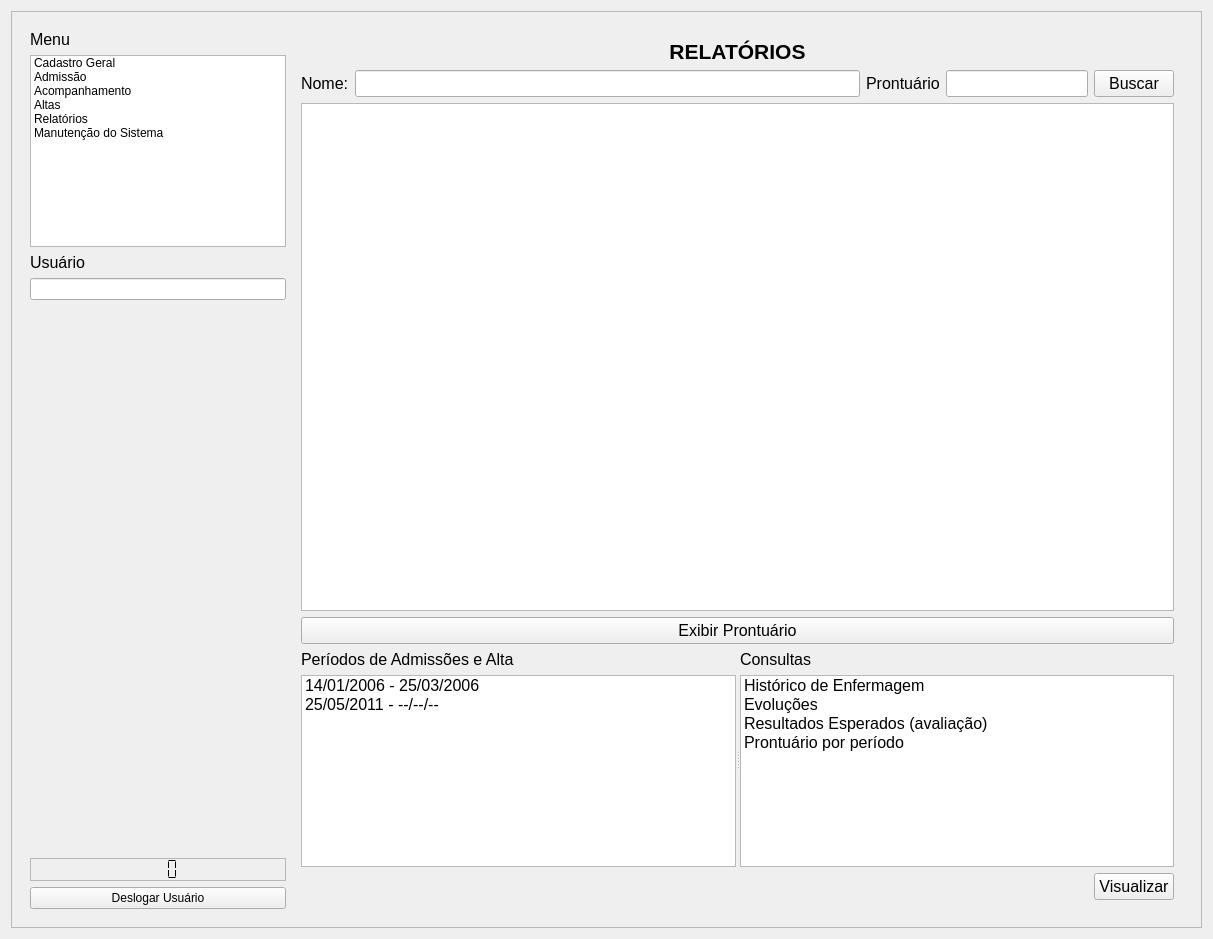
Qt form GUI/PrincipalForm.ui (LCapanelli/RP3) before a commit.
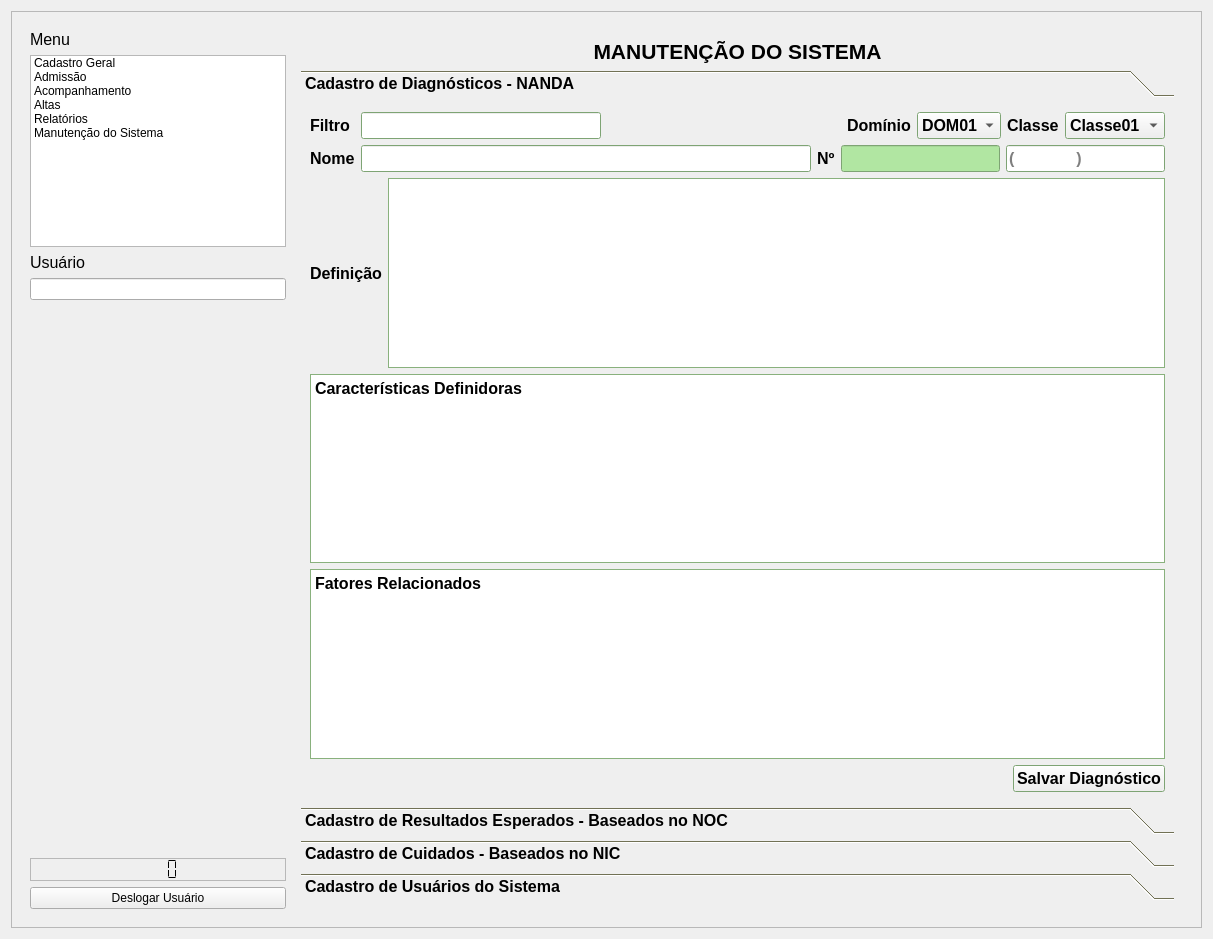
The same form after that commit. The open tabs and pages were chosen to show the change.

Commit message: move some part of interface to separate class.

```diff
--- a/GUI/PrincipalForm.ui
+++ b/GUI/PrincipalForm.ui
@@ -3533,172 +3533,6 @@
              </item>
             </layout>
            </widget>
-           <widget class="QWidget" name="page_14">
-            <layout class="QGridLayout" name="gridLayout_27">
-             <item row="0" column="0">
-              <widget class="QLabel" name="label_relatorios_2">
-               <property name="text">
-                <string>&lt;!DOCTYPE HTML PUBLIC &quot;-//W3C//DTD HTML 4.0//EN&quot; &quot;http://www.w3.org/TR/REC-html40/strict.dtd&quot;&gt;
-&lt;html&gt;&lt;head&gt;&lt;meta name=&quot;qrichtext&quot; content=&quot;1&quot; /&gt;&lt;style type=&quot;text/css&quot;&gt;
-p, li { white-space: pre-wrap; }
-&lt;/style&gt;&lt;/head&gt;&lt;body style=&quot; font-family:'MS Shell Dlg 2'; font-size:8.25pt; font-weight:400; font-style:normal;&quot;&gt;
-&lt;p align=&quot;center&quot; style=&quot; margin-top:0px; margin-bottom:0px; margin-left:0px; margin-right:0px; -qt-block-indent:0; text-indent:0px;&quot;&gt;&lt;span style=&quot; font-family:'Droid Sans'; font-size:16pt; font-weight:600;&quot;&gt;RELATÓRIOS&lt;/span&gt;&lt;/p&gt;&lt;/body&gt;&lt;/html&gt;</string>
-               </property>
-              </widget>
-             </item>
-             <item row="1" column="0">
-              <layout class="QHBoxLayout" name="horizontalLayout_131">
-               <item>
-                <widget class="QLabel" name="label_nomeP_8">
-                 <property name="text">
-                  <string>Nome:</string>
-                 </property>
-                 <property name="buddy">
-                  <cstring>lineEdit_nomeP_3</cstring>
-                 </property>
-                </widget>
-               </item>
-               <item>
-                <widget class="QLineEdit" name="lineEdit_nomeP_6"/>
-               </item>
-               <item>
-                <widget class="QLabel" name="label_prontP_10">
-                 <property name="text">
-                  <string>Prontuário</string>
-                 </property>
-                 <property name="buddy">
-                  <cstring>lineEdit_prontP_6</cstring>
-                 </property>
-                </widget>
-               </item>
-               <item>
-                <widget class="QLineEdit" name="lineEdit_prontP_12">
-                 <property name="sizePolicy">
-                  <sizepolicy hsizetype="Minimum" vsizetype="Fixed">
-                   <horstretch>0</horstretch>
-                   <verstretch>0</verstretch>
-                  </sizepolicy>
-                 </property>
-                </widget>
-               </item>
-               <item>
-                <widget class="QPushButton" name="pushButton_buscaP_2">
-                 <property name="text">
-                  <string>Buscar</string>
-                 </property>
-                </widget>
-               </item>
-              </layout>
-             </item>
-             <item row="2" column="0">
-              <widget class="QListView" name="listView_listaPacientes_10"/>
-             </item>
-             <item row="3" column="0">
-              <widget class="QPushButton" name="pushButton_exbePront_2">
-               <property name="text">
-                <string>Exibir Prontuário</string>
-               </property>
-              </widget>
-             </item>
-             <item row="4" column="0">
-              <widget class="QSplitter" name="splitter_10">
-               <property name="orientation">
-                <enum>Qt::Horizontal</enum>
-               </property>
-               <widget class="QWidget" name="layoutWidget_133">
-                <layout class="QVBoxLayout" name="verticalLayout_17">
-                 <item>
-                  <widget class="QLabel" name="label_periodosAdmissaoAlta_2">
-                   <property name="text">
-                    <string>Períodos de Admissões e Alta</string>
-                   </property>
-                   <property name="buddy">
-                    <cstring>listWidget_listaAdm</cstring>
-                   </property>
-                  </widget>
-                 </item>
-                 <item>
-                  <widget class="QListWidget" name="listWidget_listaAdm_2">
-                   <item>
-                    <property name="text">
-                     <string>14/01/2006 - 25/03/2006</string>
-                    </property>
-                   </item>
-                   <item>
-                    <property name="text">
-                     <string>25/05/2011 - --/--/--</string>
-                    </property>
-                   </item>
-                  </widget>
-                 </item>
-                </layout>
-               </widget>
-               <widget class="QWidget" name="layoutWidget_134">
-                <layout class="QVBoxLayout" name="verticalLayout_18">
-                 <item>
-                  <widget class="QLabel" name="label_consultasAdm_2">
-                   <property name="text">
-                    <string>Consultas</string>
-                   </property>
-                   <property name="buddy">
-                    <cstring>listWidget_listaConsultas</cstring>
-                   </property>
-                  </widget>
-                 </item>
-                 <item>
-                  <widget class="QListWidget" name="listWidget_listaConsultas_2">
-                   <item>
-                    <property name="text">
-                     <string>Histórico de Enfermagem</string>
-                    </property>
-                   </item>
-                   <item>
-                    <property name="text">
-                     <string>Evoluções</string>
-                    </property>
-                   </item>
-                   <item>
-                    <property name="text">
-                     <string>Resultados Esperados (avaliação)</string>
-                    </property>
-                   </item>
-                   <item>
-                    <property name="text">
-                     <string>Prontuário por período</string>
-                    </property>
-                   </item>
-                  </widget>
-                 </item>
-                </layout>
-               </widget>
-              </widget>
-             </item>
-             <item row="5" column="0">
-              <layout class="QHBoxLayout" name="horizontalLayout_132">
-               <item>
-                <spacer name="horizontalSpacer_7">
-                 <property name="orientation">
-                  <enum>Qt::Horizontal</enum>
-                 </property>
-                 <property name="sizeHint" stdset="0">
-                  <size>
-                   <width>40</width>
-                   <height>20</height>
-                  </size>
-                 </property>
-                </spacer>
-               </item>
-               <item>
-                <widget class="QPushButton" name="pushButton_visualizarConsulta_2">
-                 <property name="text">
-                  <string>Visualizar</string>
-                 </property>
-                </widget>
-               </item>
-              </layout>
-             </item>
-            </layout>
-           </widget>
            <widget class="QWidget" name="page_15">
             <layout class="QGridLayout" name="gridLayout_28">
              <item row="0" column="0">
@@ -3816,7 +3650,7 @@
                 <enum>Qt::LeftToRight</enum>
                </property>
                <property name="autoFillBackground">
-                <bool>true</bool>
+                <bool>false</bool>
                </property>
                <property name="currentIndex">
                 <number>0</number>
@@ -3826,8 +3660,8 @@
                  <rect>
                   <x>0</x>
                   <y>0</y>
-                  <width>464</width>
-                  <height>366</height>
+                  <width>497</width>
+                  <height>320</height>
                  </rect>
                 </property>
                 <attribute name="label">
@@ -3988,9 +3822,9 @@
                     <string>&lt;!DOCTYPE HTML PUBLIC &quot;-//W3C//DTD HTML 4.0//EN&quot; &quot;http://www.w3.org/TR/REC-html40/strict.dtd&quot;&gt;
 &lt;html&gt;&lt;head&gt;&lt;meta name=&quot;qrichtext&quot; content=&quot;1&quot; /&gt;&lt;style type=&quot;text/css&quot;&gt;
 p, li { white-space: pre-wrap; }
-&lt;/style&gt;&lt;/head&gt;&lt;body style=&quot; font-family:'Droid Sans'; font-size:12pt; font-weight:600; font-style:normal;&quot;&gt;
-&lt;p style=&quot; margin-top:0px; margin-bottom:0px; margin-left:0px; margin-right:0px; -qt-block-indent:0; text-indent:0px;&quot;&gt;Características Definidoras&lt;/p&gt;
-&lt;p style=&quot;-qt-paragraph-type:empty; margin-top:0px; margin-bottom:0px; margin-left:0px; margin-right:0px; -qt-block-indent:0; text-indent:0px;&quot;&gt;&lt;/p&gt;&lt;/body&gt;&lt;/html&gt;</string>
+&lt;/style&gt;&lt;/head&gt;&lt;body style=&quot; font-family:'Sans Serif'; font-size:12pt; font-weight:600; font-style:normal;&quot;&gt;
+&lt;p style=&quot; margin-top:0px; margin-bottom:0px; margin-left:0px; margin-right:0px; -qt-block-indent:0; text-indent:0px;&quot;&gt;&lt;span style=&quot; font-family:'Droid Sans';&quot;&gt;Características Definidoras&lt;/span&gt;&lt;/p&gt;
+&lt;p style=&quot;-qt-paragraph-type:empty; margin-top:0px; margin-bottom:0px; margin-left:0px; margin-right:0px; -qt-block-indent:0; text-indent:0px; font-family:'Droid Sans';&quot;&gt;&lt;/p&gt;&lt;/body&gt;&lt;/html&gt;</string>
                    </property>
                    <property name="textInteractionFlags">
                     <set>Qt::TextEditorInteraction</set>
@@ -4006,8 +3840,8 @@
                     <string>&lt;!DOCTYPE HTML PUBLIC &quot;-//W3C//DTD HTML 4.0//EN&quot; &quot;http://www.w3.org/TR/REC-html40/strict.dtd&quot;&gt;
 &lt;html&gt;&lt;head&gt;&lt;meta name=&quot;qrichtext&quot; content=&quot;1&quot; /&gt;&lt;style type=&quot;text/css&quot;&gt;
 p, li { white-space: pre-wrap; }
-&lt;/style&gt;&lt;/head&gt;&lt;body style=&quot; font-family:'Droid Sans'; font-size:12pt; font-weight:600; font-style:normal;&quot;&gt;
-&lt;p style=&quot; margin-top:0px; margin-bottom:0px; margin-left:0px; margin-right:0px; -qt-block-indent:0; text-indent:0px;&quot;&gt;Fatores Relacionados&lt;/p&gt;&lt;/body&gt;&lt;/html&gt;</string>
+&lt;/style&gt;&lt;/head&gt;&lt;body style=&quot; font-family:'Sans Serif'; font-size:12pt; font-weight:600; font-style:normal;&quot;&gt;
+&lt;p style=&quot; margin-top:0px; margin-bottom:0px; margin-left:0px; margin-right:0px; -qt-block-indent:0; text-indent:0px;&quot;&gt;&lt;span style=&quot; font-family:'Droid Sans';&quot;&gt;Fatores Relacionados&lt;/span&gt;&lt;/p&gt;&lt;/body&gt;&lt;/html&gt;</string>
                    </property>
                   </widget>
                  </item>
```
Left out of the diff: 38 changed lines with no effect on the pictures. The commit also changes 11 other files.
